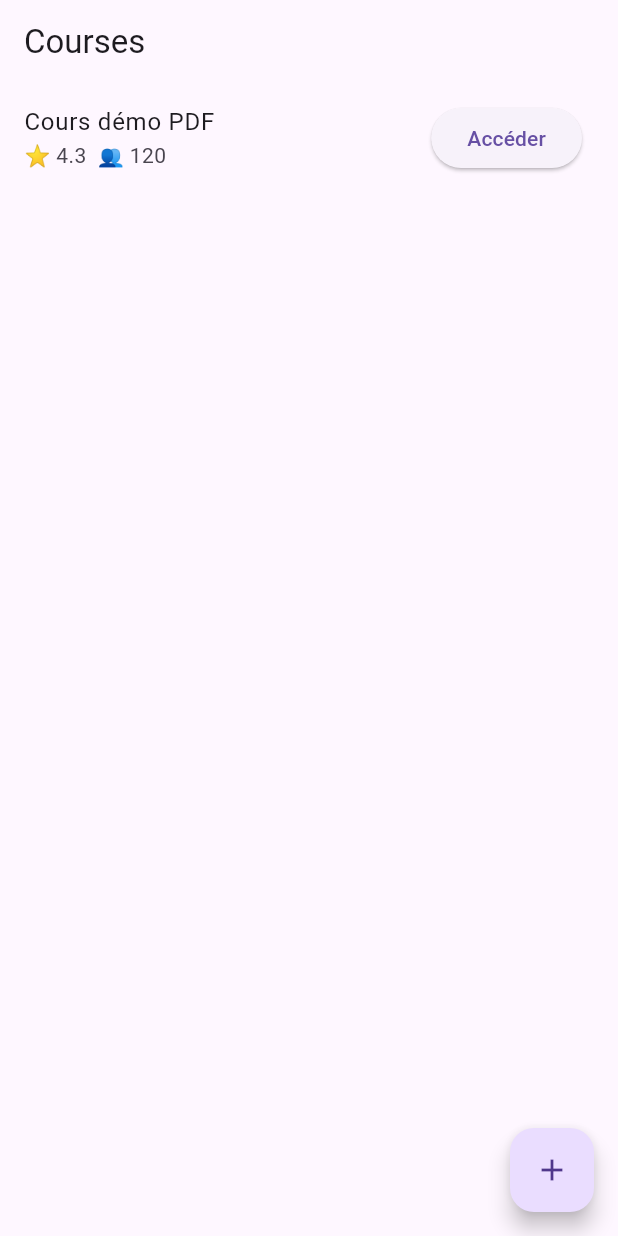
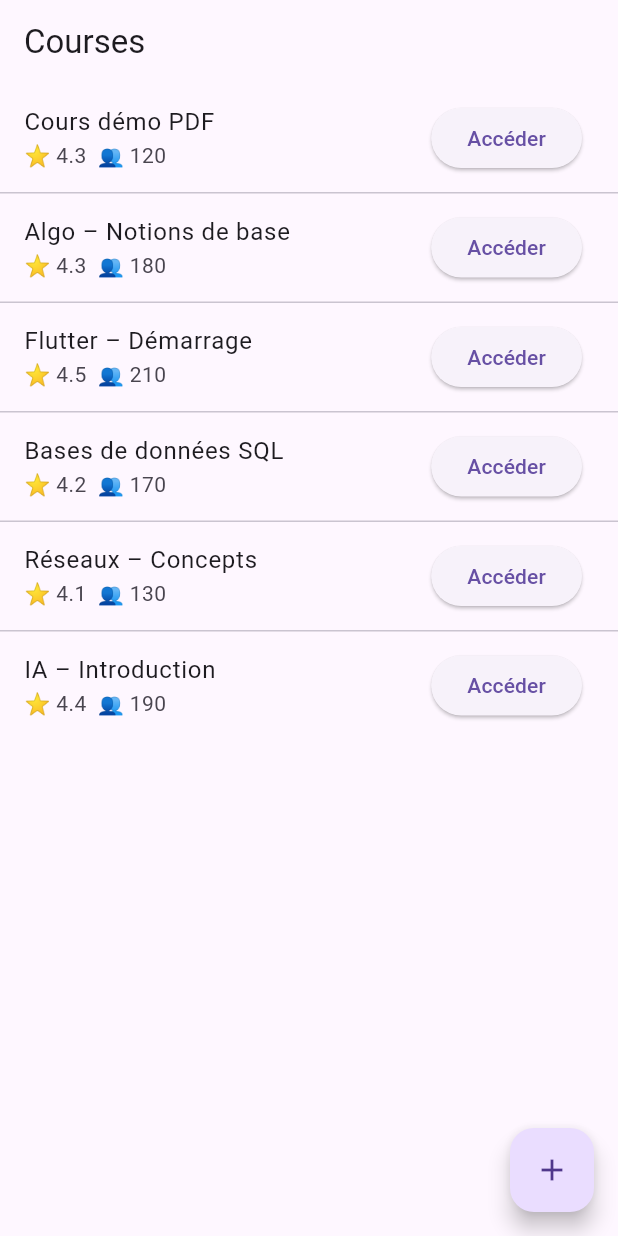
Before and after one commit to Lindamlika96/EduConnect, a Flutter app: the screen it shows after launch, after a tap on the "add" icon, on a phone screen of 412 x 824 dp. Run offline on Flutter 3.47's test engine with Material 3 defaults, Android fonts, the phone set to English and light mode, and no system bars; our stand-ins replace sqflite; missing offline and left inert: pdfx; accounts and stored records are empty.

Commit message:
feat(courses): ajout seed automatique de 5 cours + correction affichage et navigation PDF

```diff
--- a/lib/features/courses/data/dao/course_dao.dart
+++ b/lib/features/courses/data/dao/course_dao.dart
@@ -1,5 +1,6 @@
 import 'package:sqflite/sqflite.dart';
 
+/// Contrat DAO pour la feature "Courses".
 abstract class CourseDao {
   Future<List<Map<String, Object?>>> fetchCourses({String? q, int? level, int? language});
   Future<Map<String, Object?>?> fetchCourseById(int id);
@@ -7,13 +8,36 @@ abstract class CourseDao {
   Future<int> addReview({required int userId, required int courseId, required int rating, String? comment});
   Future<int> upsertProgress({required int userId, required int courseId, required double percent});
 
-  // 👉 helper DEV (pour insérer vite un cours de test)
+  /// Helpers DEV
   Future<int> insertDummyCourse();
+  Future<void> seedIfEmpty(List<Map<String, Object?>> rows);
+  Future<void> dumpCoursesToLog();
 }
 
+/// Implémentation SQLite avec sqflite.
 class CourseDaoImpl implements CourseDao {
   final Future<Database> _db;
   CourseDaoImpl(this._db);
+
+  Future<int> _countCourses() async {
+    final db = await _db;
+    final r = await db.rawQuery('SELECT COUNT(*) AS c FROM course');
+    final v = r.first['c'];
+    if (v is int) return v;
+    if (v is num) return v.toInt();
+    return 0;
+  }
+
+  @override
+  Future<void> seedIfEmpty(List<Map<String, Object?>> rows) async {
+    final db = await _db;
+    if (await _countCourses() > 0) return;
+    final batch = db.batch();
+    for (final row in rows) {
+      batch.insert('course', row);
+    }
+    await batch.commit(noResult: true);
+  }
 
   @override
   Future<List<Map<String, Object?>>> fetchCourses({String? q, int? level, int? language}) async {
@@ -21,17 +45,18 @@ class CourseDaoImpl implements CourseDao {
     final where = <String>[];
     final args = <Object?>[];
 
-    if (q != null && q.isNotEmpty) { where.add('title LIKE ?'); args.add('%$q%'); }
-    if (level != null) { where.add('level = ?'); args.add(level); }
+    if (q != null && q.trim().isNotEmpty) { where.add('title LIKE ?'); args.add('%$q%'); }
+    if (level != null)    { where.add('level = ?');    args.add(level); }
     if (language != null) { where.add('language = ?'); args.add(language); }
 
-    return db.query(
-      'course',
-      columns: ['id','title','rating_avg','rating_count','students_count'],
-      where: where.isEmpty ? null : where.join(' AND '),
-      whereArgs: args,
-      orderBy: 'rating_avg DESC, rating_count DESC',
-    );
+    final sql = [
+      'SELECT id, title, rating_avg, rating_count, students_count, created_at',
+      'FROM course',
+      if (where.isNotEmpty) 'WHERE ${where.join(' AND ')}',
+      'ORDER BY created_at DESC'
+    ].join(' ');
+
+    return db.rawQuery(sql, args);
   }
 
   @override
@@ -42,15 +67,23 @@ class CourseDaoImpl implements CourseDao {
   }
 
   @override
-  Future<int> toggleBookmark({required int userId, required int courseId}) async => 1;
+  Future<int> toggleBookmark({required int userId, required int courseId}) async {
+    // TODO: implémenter la vraie logique sur table course_bookmark
+    return 1;
+  }
 
   @override
-  Future<int> addReview({required int userId, required int courseId, required int rating, String? comment}) async => 1;
+  Future<int> addReview({required int userId, required int courseId, required int rating, String? comment}) async {
+    // TODO: insert dans course_review, puis mettre à jour rating_avg/rating_count
+    return 1;
+  }
 
   @override
-  Future<int> upsertProgress({required int userId, required int courseId, required double percent}) async => 1;
+  Future<int> upsertProgress({required int userId, required int courseId, required double percent}) async {
+    // TODO: upsert dans course_progress
+    return 1;
+  }
 
-  // 👉 helper DEV pour peupler rapidement
   @override
   Future<int> insertDummyCourse() async {
     final db = await _db;
@@ -62,7 +95,7 @@ class CourseDaoImpl implements CourseDao {
       'level': 1,
       'language': 0,
       'duration_minutes': 90,
-      'pdf_path': 'assets/pdfs/demo_course.pdf', // <<< ici
+      'pdf_path': 'assets/pdfs/demo_course.pdf',
       'rating_avg': 4.3,
       'rating_count': 7,
       'students_count': 120,
@@ -70,4 +103,12 @@ class CourseDaoImpl implements CourseDao {
       'updated_at': now,
     });
   }
+
+  @override
+  Future<void> dumpCoursesToLog() async {
+    final db = await _db;
+    final r = await db.rawQuery('SELECT * FROM course ORDER BY id');
+    // ignore: avoid_print
+    for (final row in r) { print(row); }
+  }
 }
--- a/lib/features/courses/presentation/di.dart
+++ b/lib/features/courses/presentation/di.dart
@@ -1,4 +1,3 @@
-import 'package:sqflite/sqflite.dart';
 import '../../../core/db/app_database.dart';
 import '../data/dao/course_dao.dart';
 import '../data/repository/course_repository_impl.dart';
@@ -19,22 +18,76 @@ class CoursesDI {
   late final AddReviewUsecase addReview;
   late final UpdateProgressUsecase updateProgress;
 
-  CoursesDI._(); // constructeur privé
+  CoursesDI._();
 
-  /// Initialise toutes les dépendances nécessaires à la feature Cours
   static Future<CoursesDI> init() async {
     final di = CoursesDI._();
 
-    final Future<Database> dbFuture = AppDatabase.database;
-
-    di.dao = CourseDaoImpl(dbFuture);         // OK: le ctor attend Future<Database>
+    final dbFuture = AppDatabase.database; // Future<Database>
+    di.dao  = CourseDaoImpl(dbFuture);
     di.repo = CourseRepositoryImpl(di.dao);
 
-    di.getCourses = GetCoursesUsecase(di.repo);
-    di.getCourseDetail = GetCourseDetailUsecase(di.repo);
-    di.toggleBookmark = ToggleBookmarkUsecase(di.repo);
-    di.addReview = AddReviewUsecase(di.repo);
-    di.updateProgress = UpdateProgressUsecase(di.repo);
+    di.getCourses       = GetCoursesUsecase(di.repo);
+    di.getCourseDetail  = GetCourseDetailUsecase(di.repo);
+    di.toggleBookmark   = ToggleBookmarkUsecase(di.repo);
+    di.addReview        = AddReviewUsecase(di.repo);
+    di.updateProgress   = UpdateProgressUsecase(di.repo);
+
+    // ---- Seed auto : 5 cours si la table est vide ----
+    final now = DateTime.now().millisecondsSinceEpoch;
+    await di.dao.seedIfEmpty([
+      {
+        'mentor_id': 1,
+        'title': 'Algo – Notions de base',
+        'description_html': '<p>Intro algo</p>',
+        'level': 1, 'language': 0, 'duration_minutes': 45,
+        'pdf_path': 'assets/pdfs/algo.pdf',
+        'thumbnail_path': null,
+        'rating_avg': 4.3, 'rating_count': 120, 'students_count': 180,
+        'summary_text': null, 'created_at': now, 'updated_at': now
+      },
+      {
+        'mentor_id': 2,
+        'title': 'Flutter – Démarrage',
+        'description_html': '<p>Widgets, State, Routing</p>',
+        'level': 1, 'language': 0, 'duration_minutes': 60,
+        'pdf_path': 'assets/pdfs/flutter_basics.pdf',
+        'thumbnail_path': null,
+        'rating_avg': 4.5, 'rating_count': 95, 'students_count': 210,
+        'summary_text': null, 'created_at': now-1, 'updated_at': now-1
+      },
+      {
+        'mentor_id': 2,
+        'title': 'Bases de données SQL',
+        'description_html': '<p>Tables, clés, JOIN</p>',
+        'level': 1, 'language': 0, 'duration_minutes': 50,
+        'pdf_path': 'assets/pdfs/sql.pdf',
+        'thumbnail_path': null,
+        'rating_avg': 4.2, 'rating_count': 80, 'students_count': 170,
+        'summary_text': null, 'created_at': now-2, 'updated_at': now-2
+      },
+      {
+        'mentor_id': 3,
+        'title': 'Réseaux – Concepts',
+        'description_html': '<p>OSI, TCP/IP</p>',
+        'level': 1, 'language': 0, 'duration_minutes': 40,
+        'pdf_path': 'assets/pdfs/networks.pdf',
+        'thumbnail_path': null,
+        'rating_avg': 4.1, 'rating_count': 60, 'students_count': 130,
+        'summary_text': null, 'created_at': now-3, 'updated_at': now-3
+      },
+      {
+        'mentor_id': 4,
+        'title': 'IA – Introduction',
+        'description_html': '<p>ML vs DL</p>',
+        'level': 1, 'language': 0, 'duration_minutes': 55,
+        'pdf_path': 'assets/pdfs/ml_intro.pdf',
+        'thumbnail_path': null,
+        'rating_avg': 4.4, 'rating_count': 110, 'students_count': 190,
+        'summary_text': null, 'created_at': now-4, 'updated_at': now-4
+      },
+    ]);
+    // -----------------------------------------------
 
     return di;
   }
--- a/lib/features/courses/presentation/pages/course_list_page.dart
+++ b/lib/features/courses/presentation/pages/course_list_page.dart
@@ -1,4 +1,3 @@
-// lib/features/courses/presentation/pages/course_list_page.dart
 import 'package:flutter/material.dart';
 
 import '../../presentation/di.dart';
@@ -50,7 +49,7 @@ class _CourseListPageState extends State<CourseListPage> {
 
               if (rows.isEmpty) {
                 return const Center(
-                  child: Text('Aucun cours. Clique + pour en ajouter un de démo.'),
+                  child: Text('Aucun cours (utilise le + pour en ajouter un).'),
                 );
               }
 
```
Also changed, not shown: lib/features/courses/presentation/pages/course_detail_page.dart (+4 -17 lines), lib/features/courses/presentation/pages/course_pdf_page.dart (+39 -3 lines), 5 other files.
